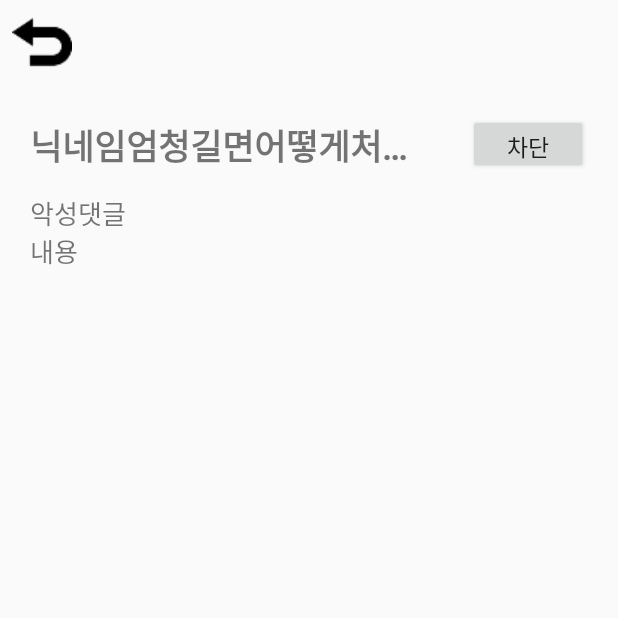
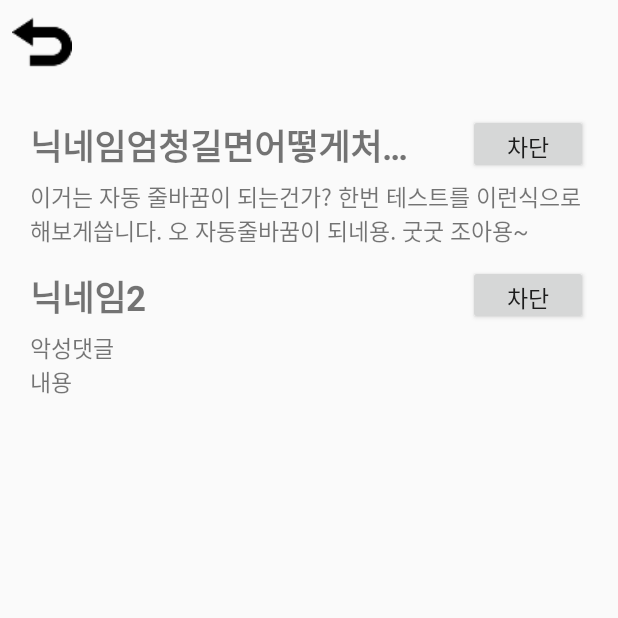
Before and after one commit to Youtube-cleaner/Youtube-cleaner-Android, an Android app: the ResultActivity screen opened directly, with no data from a screen before it, on a phone screen of 412 x 824 dp, the top half of it. Run offline under Robolectric (Android 15) with nearby library versions, the phone set to English and light mode, and no system bars.

Commit message:
UI re-design

```diff
--- a/app/src/main/res/layout/result.xml
+++ b/app/src/main/res/layout/result.xml
@@ -12,7 +12,7 @@
         <RelativeLayout
             android:layout_width="fill_parent"
             android:layout_height="wrap_content"
-            android:layout_marginBottom="10dp">
+            android:layout_marginBottom="12dp">
             <TextView
                 android:layout_width="270dp"
                 android:layout_height="40dp"
@@ -32,14 +32,46 @@
                 android:text="차단"
                 android:textSize="15dp"
                 android:id="@+id/btnBlock1"></Button>
+
             <TextView
+                android:id="@+id/tvContent1"
                 android:layout_width="match_parent"
                 android:layout_height="wrap_content"
                 android:layout_below="@+id/tvNickName1"
+                android:text="이거는 자동 줄바꿈이 되는건가? 한번 테스트를 이런식으로 해보게씁니다. 오 자동줄바꿈이 되네용. 굿굿 조아용~"
+                android:textSize="15dp"></TextView>
+        </RelativeLayout>
+        <RelativeLayout
+            android:layout_width="fill_parent"
+            android:layout_height="wrap_content"
+            android:layout_marginBottom="12dp">
+            <TextView
+                android:layout_width="270dp"
+                android:layout_height="40dp"
+                android:layout_alignParentLeft="true"
+                android:layout_alignParentTop="true"
+                android:layout_marginTop="3dp"
+                android:text="닉네임2"
+                android:singleLine="true"
+                android:textSize="23dp"
+                android:textStyle="bold"
+                android:id="@+id/tvNickName2"></TextView>
+            <Button
+                android:layout_width="80dp"
+                android:layout_height="40dp"
+                android:layout_alignParentTop="true"
+                android:layout_alignParentRight="true"
+                android:text="차단"
+                android:textSize="15dp"
+                android:id="@+id/btnBlock2"></Button>
+
+            <TextView
+                android:id="@+id/tvContent2"
+                android:layout_width="match_parent"
+                android:layout_height="wrap_content"
+                android:layout_below="@+id/tvNickName2"
                 android:text="악성댓글\n내용"
-                android:paddingTop="10dp"
-                android:textSize="17dp"
-                android:id="@+id/tvContent1"></TextView>
+                android:textSize="15dp"></TextView>
         </RelativeLayout>
     </LinearLayout>
 </ScrollView>
```
